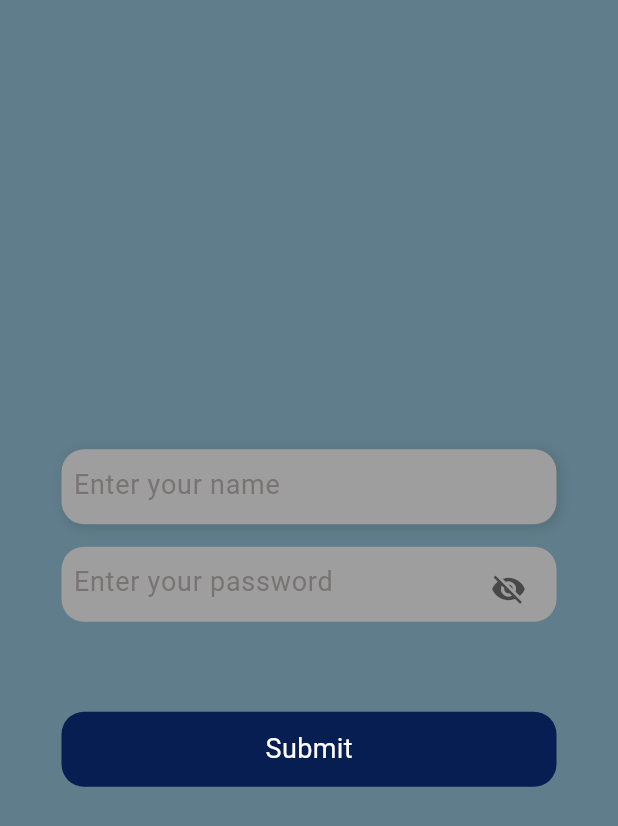
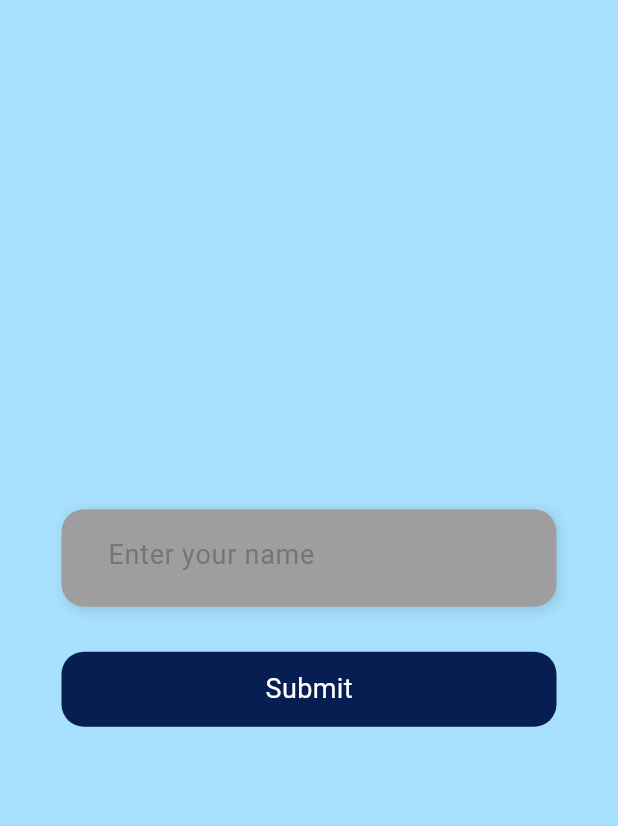
Before and after one commit to ZunairaMughal24/first_trial, a Flutter app: the screen it shows after launch, on a phone screen of 412 x 824 dp. Shown: the top 826 px of the screen. Run offline on Flutter 3.47's test engine with Material 3 defaults, Android fonts, the phone set to English and light mode, and no system bars; our stand-ins replace fluttertoast.

Commit message:
acha yar

```diff
--- a/lib/widgets/BeautifulView.dart
+++ b/lib/widgets/BeautifulView.dart
@@ -1,4 +1,5 @@
 import 'dart:developer';
+import 'package:first_trial/widgets/generic-Textfield.dart';
 import 'package:flutter/material.dart';
 import 'package:fluttertoast/fluttertoast.dart';
 
@@ -37,7 +38,7 @@
       Fluttertoast.showToast(
         msg: "Special characters are not allowed in Name!",
         backgroundColor: Colors.red,
-        gravity: ToastGravity.Top,
+        gravity: ToastGravity.TOP,
       );
       return;
     }
@@ -66,7 +67,7 @@
   @override
   Widget build(BuildContext context) {
     return Scaffold(
-      backgroundColor: Colors.blueGrey,
+      backgroundColor: const Color.fromARGB(255, 168, 225, 253),
       body: Center(
         child: Column(
           mainAxisAlignment: MainAxisAlignment.center,
@@ -86,63 +87,18 @@
                         ),
                       ],
                     ),
-                height: 50,
+                    height: 65,
                     width: 330,
                     child: Padding(
                       padding: const EdgeInsets.all(8.0),
-                  child: TextField(
+                      child: CustomTextField(
                         controller: _nameController,
-                    decoration: InputDecoration(
-                      border: InputBorder.none,
-                      hintText: "Enter your name",
-                      hintStyle: TextStyle(
-                        color: const Color.fromARGB(255, 121, 116, 116),
-                        fontSize: 18,
+                        isVisible: true,
+                        isPassword: false,
+                        hintText: 'Enter your name',
                       ),
-                    ),
-                  ),
-                ),
-              ),
-            ),
-            SizedBox(height: 15),
-            Padding(
-              padding: const EdgeInsets.symmetric(horizontal: 15),
-              child: Container(
-                decoration: BoxDecoration(
-                  borderRadius: BorderRadius.circular(15),
-                  color: Colors.grey,
-                ),
-                height: 50,
-                   width: 330,
-                child: Padding(
-                  padding: const EdgeInsets.all(8.0),
-                  child: TextField(
-                    obscureText: isVisible,
-                    controller: _passwordController,
-                    decoration: InputDecoration(
-                      suffixIcon: IconButton(
-                        icon: Icon(
-                          isVisible ? Icons.visibility_off : Icons.visibility,
-                          color: Colors.black54,
-                        ),
-                        onPressed: () {
-                          setState(() {
-                            isVisible = !isVisible;
-                          });
-                        },
-                      ),
-                      border: InputBorder.none,
-                      hintText: "Enter your password",
-                      hintStyle: TextStyle(
-                        color: const Color.fromARGB(255, 121, 116, 116),
-                        fontSize: 18,
-                      ),
-                    ),
-                  ),
-                ),
-              ),
-            ),
-            SizedBox(height: 60),
+                    ))),
+            SizedBox(height: 30),
             Padding(
               padding: const EdgeInsets.symmetric(horizontal: 15),
               child: GestureDetector(
--- /dev/null
+++ b/lib/widgets/generic-Textfield.dart
@@ -0,0 +1,56 @@
+import 'package:flutter/material.dart';
+
+class CustomTextField extends StatelessWidget {
+  final TextEditingController controller;
+  final String hintText;
+  final bool isPassword;
+  final bool isVisible;
+  final VoidCallback? toggleVisibility;
+
+  CustomTextField({
+    required this.controller,
+    required this.hintText,
+    this.isPassword = false,
+    this.isVisible = true,
+    this.toggleVisibility,
+  });
+
+  @override
+  Widget build(BuildContext context) {
+    return Padding(
+      padding: const EdgeInsets.symmetric(horizontal: 15),
+      child: Container(
+        decoration: BoxDecoration(
+          borderRadius: BorderRadius.circular(15),
+          color: Colors.grey,
+        ),
+        height: 50,
+        width: 330,
+        child: Padding(
+          padding: const EdgeInsets.all(8.0),
+          child: TextField(
+            controller: controller,
+            obscureText: isPassword ? isVisible : false,
+            decoration: InputDecoration(
+              suffixIcon: isPassword
+                  ? IconButton(
+                      icon: Icon(
+                        isVisible ? Icons.visibility_off : Icons.visibility,
+                        color: Colors.black54,
+                      ),
+                      onPressed: toggleVisibility,
+                    )
+                  : null,
+              border: InputBorder.none,
+              hintText: hintText,
+              hintStyle: TextStyle(
+                color: const Color.fromARGB(255, 121, 116, 116),
+                fontSize: 18,
+              ),
+            ),
+          ),
+        ),
+      ),
+    );
+  }
+}
```
Also changed, not shown: lib/main.dart (line endings or trailing spaces), lib/widgets/generic-Button.dart (added). Lines whose indentation alone changed are shown as unchanged.
